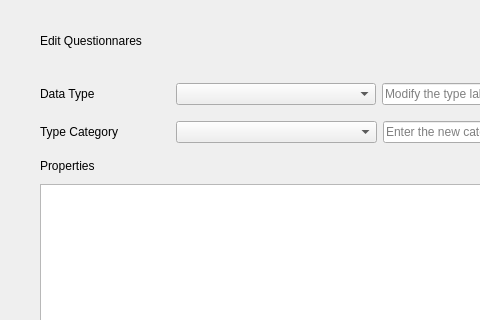
Old version of the form pasta_eln/ontology_configuration/ontology_configuration.ui in the repository PASTA-ELN/pasta-eln; both pictures show x 0 to 480 and y 0 to 320 of the 1243 by 874 pixel window.
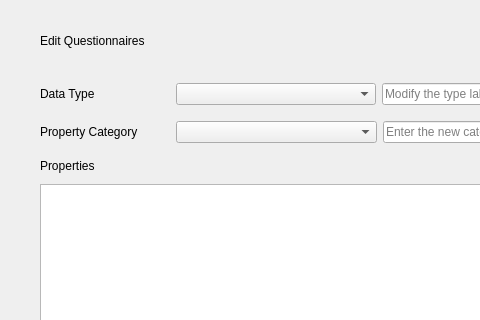
New version of the form.

Diff of the .ui file:
```diff
--- a/pasta_eln/ontology_configuration/ontology_configuration.ui
+++ b/pasta_eln/ontology_configuration/ontology_configuration.ui
@@ -136,7 +136,7 @@
             </size>
            </property>
            <property name="text">
-            <string>Type Category</string>
+            <string>Property Category</string>
            </property>
           </widget>
          </item>
@@ -464,7 +464,7 @@
          <item>
           <widget class="QLabel" name="headerLabel">
            <property name="text">
-            <string>Edit Questionnares</string>
+            <string>Edit Questionnaires</string>
            </property>
            <property name="margin">
             <number>0</number>
```
Left out of the diff: 18 changed lines with no effect on the pictures.
